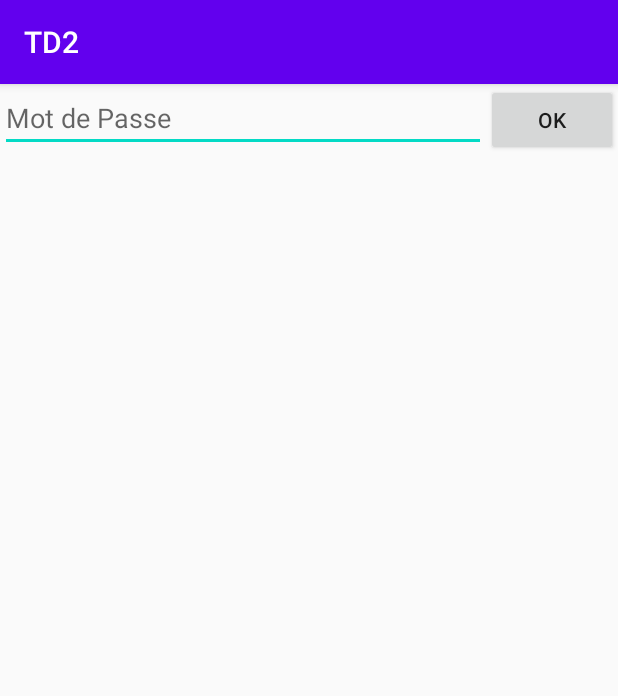
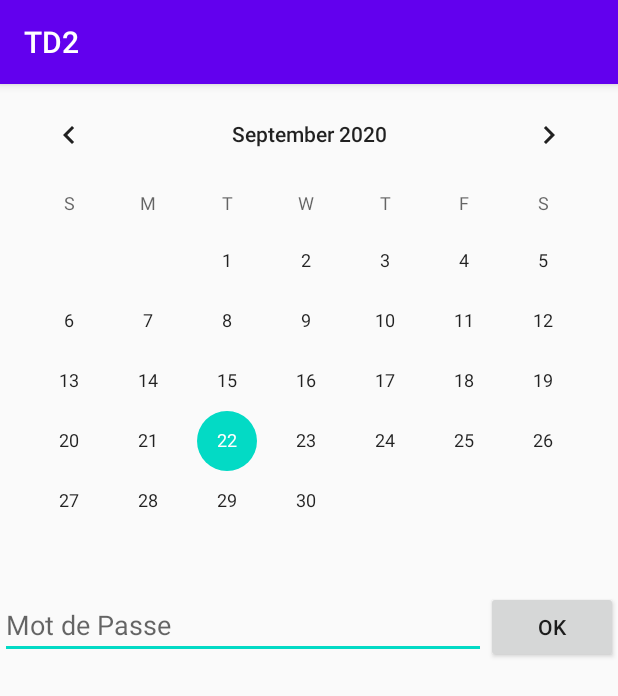
Before and after one commit to AlexPiretIng/TdAndroid_Vincent_Piret, an Android app: the screen it shows after launch (MainActivity), on a phone screen of 412 x 824 dp. Shown: the top 696 px of the screen. Run offline under Robolectric (Android 15) with nearby library versions, the phone set to English and light mode, and no system bars.

Commit message:
Fix: CalendarView

```diff
--- a/TD2/app/src/main/res/layout/calendar.xml
+++ b/TD2/app/src/main/res/layout/calendar.xml
@@ -3,11 +3,12 @@
         android:orientation="vertical"
         android:layout_width="match_parent"
         android:layout_height="match_parent">
-        <CalendarView
-            android:layout_width="match_parent"
-            android:layout_height="wrap_content"
-            android:layout_weight="2"></CalendarView>
-        <LinearLayout
+    <CalendarView
+        android:id="@+id/calendarView"
+        android:layout_width="match_parent"
+        android:layout_height="wrap_content"/>
+
+<LinearLayout
             android:orientation="horizontal"
             android:layout_width="match_parent"
             android:layout_height="match_parent">
@@ -22,6 +23,7 @@
                 android:layout_width="wrap_content"
                 android:layout_height="wrap_content"
                 android:layout_weight="0"/>
+
         </LinearLayout>
 
 </LinearLayout>
```
